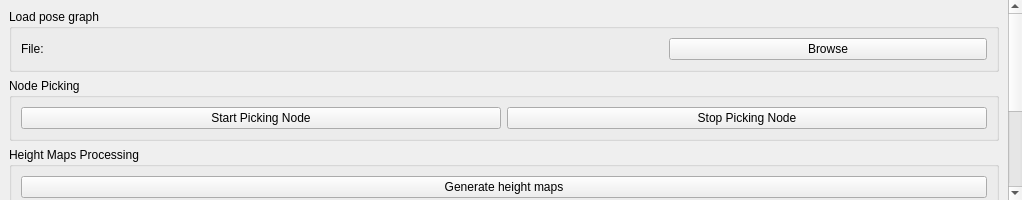
ori-drs/director_digiforest_archived, file src/director_digiforest/ui/ddForestPayloads.ui: the form before one commit.
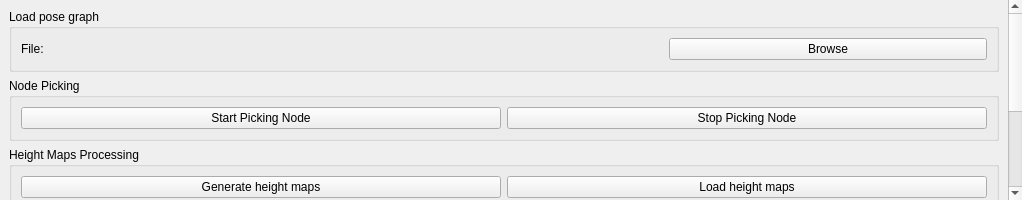
The form after the commit.

Commit message: add button to load all the height maps

```diff
--- a/src/director_digiforest/ui/ddForestPayloads.ui
+++ b/src/director_digiforest/ui/ddForestPayloads.ui
@@ -150,6 +150,13 @@
             </property>
            </widget>
           </item>
+          <item row="0" column="1">
+           <widget class="QPushButton" name="loadHeightmaps">
+            <property name="text">
+             <string>Load height maps</string>
+            </property>
+           </widget>
+          </item>
          </layout>
         </widget>
        </item>
```
The commit also changes 1 other file.
